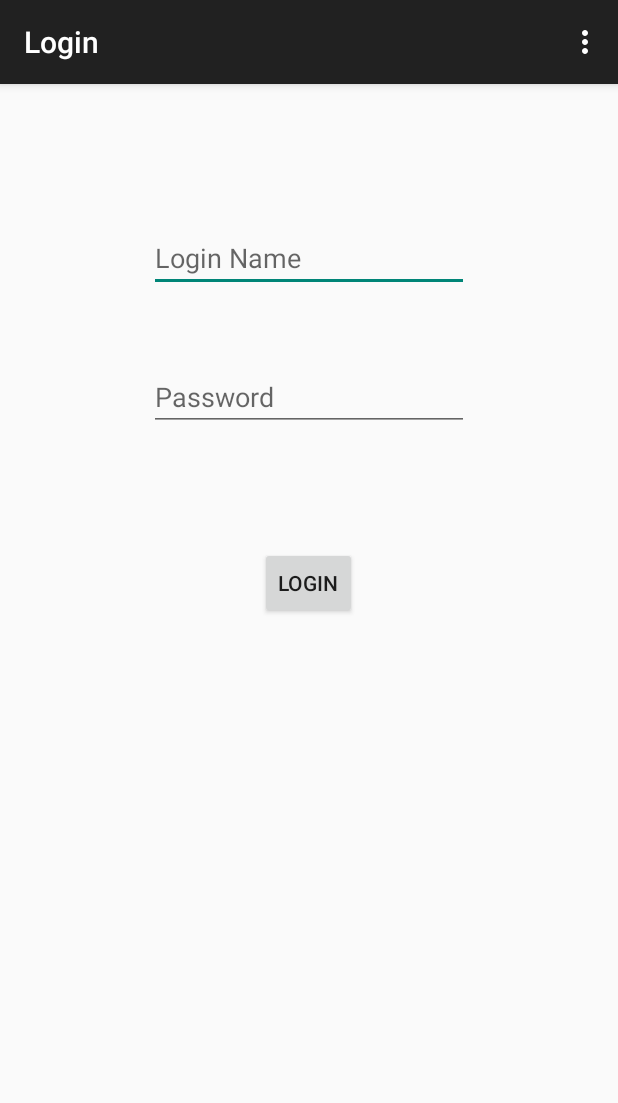
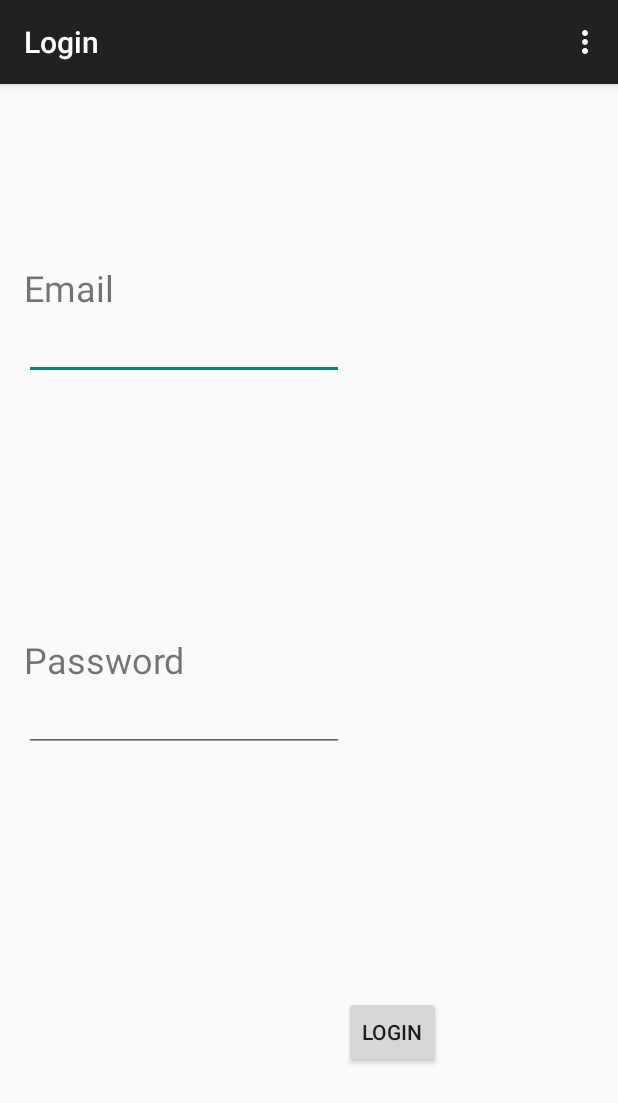
Before and after one commit to FIU-SCIS-Senior-Projects/Smart-Systems-for-Occupancy-and-Building-Energy-Control, an Android app: the screen it shows after launch (LoginActivity), on a phone screen of 412 x 824 dp. Shown: the top 1103 px of the screen. Run offline under Robolectric (Android 15) with nearby library versions, the phone set to English and light mode, and no system bars.

Commit message:
Added new email and password textfields to the login activity

```diff
--- a/Code/SSOBEC/app/src/main/res/layout/activity_login.xml
+++ b/Code/SSOBEC/app/src/main/res/layout/activity_login.xml
@@ -6,35 +6,54 @@
     android:paddingBottom="@dimen/activity_vertical_margin"
     tools:context="fiu.ssobec.LoginActivity">
 
+    <Button
+        style="?android:attr/buttonStyleSmall"
+        android:layout_width="wrap_content"
+        android:layout_height="wrap_content"
+        android:text="@string/accept_Login"
+        android:id="@+id/login_button"
+        android:layout_marginBottom="96dp"
+        android:layout_alignParentBottom="true"
+        android:layout_toEndOf="@+id/email_text_field" />
+
+    <TextView
+        android:layout_width="wrap_content"
+        android:layout_height="wrap_content"
+        android:textAppearance="?android:attr/textAppearanceSmall"
+        android:text="@string/email"
+        android:id="@+id/email_text_view"
+        android:textSize="@dimen/login_textfield_size"
+        android:singleLine="false"
+        android:layout_marginTop="103dp"
+        android:layout_alignParentTop="true"
+        android:layout_alignParentStart="true" />
+
     <EditText
-        android:layout_width="match_parent"
+        android:layout_width="wrap_content"
         android:layout_height="wrap_content"
-        android:id="@+id/login"
-        android:layout_marginTop="77dp"
-        android:textAlignment="center"
-        android:hint="@string/login"
-        android:layout_alignStart="@+id/password"
-        android:layout_alignEnd="@+id/password" />
+        android:inputType="textEmailAddress"
+        android:ems="10"
+        android:id="@+id/email_text_field"
+        android:layout_below="@+id/email_text_view"
+        android:layout_alignParentStart="true" />
+
+    <TextView
+        android:layout_width="wrap_content"
+        android:layout_height="wrap_content"
+        android:textAppearance="?android:attr/textAppearanceSmall"
+        android:id="@+id/password_test_view"
+        android:text="@string/password"
+        android:textSize="@dimen/login_textfield_size"
+        android:layout_centerVertical="true"
+        android:layout_alignParentStart="true" />
 
     <EditText
         android:layout_width="wrap_content"
         android:layout_height="wrap_content"
         android:inputType="textPassword"
         android:ems="10"
-        android:id="@+id/password"
-        android:layout_below="@+id/login"
-        android:layout_centerHorizontal="true"
-        android:layout_marginTop="47dp"
-        android:hint="@string/password" />
-
-    <Button
-        style="?android:attr/buttonStyleSmall"
-        android:layout_width="wrap_content"
-        android:layout_height="wrap_content"
-        android:text="@string/accept_Login"
-        android:id="@+id/login_button"
-        android:layout_below="@+id/password"
-        android:layout_centerHorizontal="true"
-        android:layout_marginTop="77dp" />
+        android:id="@+id/password_text_field"
+        android:layout_below="@+id/password_test_view"
+        android:layout_alignParentStart="true" />
 
 </RelativeLayout>
--- a/Code/SSOBEC/app/src/main/res/values/dimens.xml
+++ b/Code/SSOBEC/app/src/main/res/values/dimens.xml
@@ -2,4 +2,5 @@
     <!-- Default screen margins, per the Android Design guidelines. -->
     <dimen name="activity_horizontal_margin">16dp</dimen>
     <dimen name="activity_vertical_margin">16dp</dimen>
+    <dimen name="login_textfield_size">24sp</dimen>
 </resources>
--- a/Code/SSOBEC/app/src/main/res/values/strings.xml
+++ b/Code/SSOBEC/app/src/main/res/values/strings.xml
@@ -5,10 +5,10 @@
     <string name="title_activity_my_zones">MyZonesActivity</string>
     <string name="hello_world">Hello world!</string>
     <string name="action_settings">Settings</string>
-    <string name="login">Login Name</string>
     <string name="title_activity_login">Login</string>
     <string name="password">Password</string>
     <string name="accept_Login">Login</string>
+    <string name="email">Email</string>
 
 
 </resources>
```
